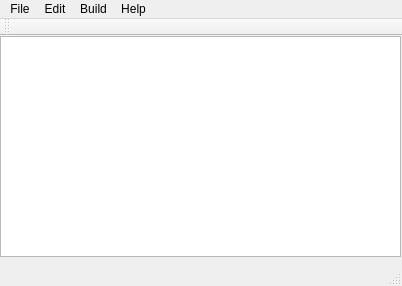
etoy22/SCAPES, file mainwindow.ui: the form before one commit.
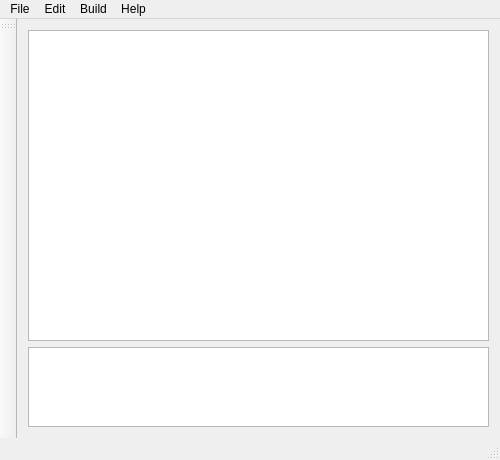
The form after the commit.

```diff
--- a/mainwindow.ui
+++ b/mainwindow.ui
@@ -2,27 +2,36 @@
 <ui version="4.0">
  <class>MainWindow</class>
  <widget class="QMainWindow" name="MainWindow">
+  <property name="enabled">
+   <bool>true</bool>
+  </property>
   <property name="geometry">
    <rect>
     <x>0</x>
     <y>0</y>
-    <width>402</width>
-    <height>286</height>
+    <width>500</width>
+    <height>460</height>
    </rect>
   </property>
+  <property name="minimumSize">
+   <size>
+    <width>500</width>
+    <height>460</height>
+   </size>
+  </property>
   <property name="windowTitle">
    <string>MainWindow</string>
   </property>
   <widget class="QWidget" name="centralWidget">
+   <property name="enabled">
+    <bool>true</bool>
+   </property>
+   <property name="autoFillBackground">
+    <bool>true</bool>
+   </property>
+   <layout class="QVBoxLayout" name="verticalLayout">
+    <item>
    <widget class="QTextEdit" name="textEdit">
-    <property name="geometry">
-     <rect>
-      <x>0</x>
-      <y>0</y>
-      <width>401</width>
-      <height>221</height>
-     </rect>
-    </property>
     <property name="sizePolicy">
      <sizepolicy hsizetype="Expanding" vsizetype="Expanding">
       <horstretch>0</horstretch>
@@ -30,13 +39,25 @@
      </sizepolicy>
     </property>
    </widget>
+    </item>
+    <item>
+     <widget class="QTextEdit" name="Console">
+      <property name="maximumSize">
+       <size>
+        <width>16777215</width>
+        <height>80</height>
+       </size>
+      </property>
+     </widget>
+    </item>
+   </layout>
   </widget>
   <widget class="QMenuBar" name="menuBar">
    <property name="geometry">
     <rect>
      <x>0</x>
      <y>0</y>
-     <width>402</width>
+     <width>500</width>
      <height>22</height>
     </rect>
    </property>
@@ -80,7 +101,7 @@
   </widget>
   <widget class="QToolBar" name="mainToolBar">
    <attribute name="toolBarArea">
-    <enum>TopToolBarArea</enum>
+    <enum>LeftToolBarArea</enum>
    </attribute>
    <attribute name="toolBarBreak">
     <bool>false</bool>
```
Left out of the diff: 3 changed lines with no effect on the pictures. Lines whose indentation alone changed are shown as unchanged.
